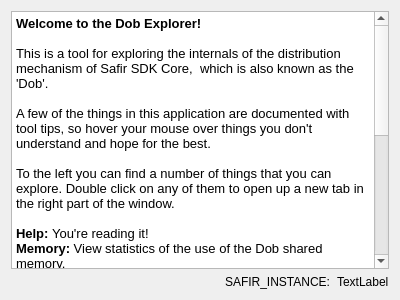
Before: the Qt Designer form src/dose/dose_dobexplorer.ss/src/About.ui in SafirSDK/safir-sdk-core, drawn with Qt 5.
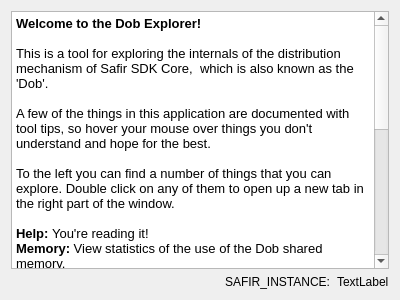
After: the same form once the commit is applied.

Commit message: Added registration tab to Dobexplorer. Added reflection-api for reading parameter-mapped properties.

```diff
--- a/src/dose/dose_dobexplorer.ss/src/About.ui
+++ b/src/dose/dose_dobexplorer.ss/src/About.ui
@@ -23,7 +23,7 @@
       <string>&lt;!DOCTYPE HTML PUBLIC &quot;-//W3C//DTD HTML 4.0//EN&quot; &quot;http://www.w3.org/TR/REC-html40/strict.dtd&quot;&gt;
 &lt;html&gt;&lt;head&gt;&lt;meta name=&quot;qrichtext&quot; content=&quot;1&quot; /&gt;&lt;style type=&quot;text/css&quot;&gt;
 p, li { white-space: pre-wrap; }
-&lt;/style&gt;&lt;/head&gt;&lt;body style=&quot; font-family:'Cantarell'; font-size:9pt; font-weight:400; font-style:normal;&quot;&gt;
+&lt;/style&gt;&lt;/head&gt;&lt;body style=&quot; font-family:'Ubuntu'; font-size:11pt; font-weight:400; font-style:normal;&quot;&gt;
 &lt;p style=&quot; margin-top:0px; margin-bottom:0px; margin-left:0px; margin-right:0px; -qt-block-indent:0; text-indent:0px;&quot;&gt;&lt;span style=&quot; font-family:'Sans'; font-size:10pt; font-weight:600;&quot;&gt;Welcome to the Dob Explorer!&lt;/span&gt;&lt;/p&gt;
 &lt;p style=&quot;-qt-paragraph-type:empty; margin-top:0px; margin-bottom:0px; margin-left:0px; margin-right:0px; -qt-block-indent:0; text-indent:0px; font-family:'Sans'; font-size:10pt; font-weight:600;&quot;&gt;&lt;br /&gt;&lt;/p&gt;
 &lt;p style=&quot; margin-top:0px; margin-bottom:0px; margin-left:0px; margin-right:0px; -qt-block-indent:0; text-indent:0px;&quot;&gt;&lt;span style=&quot; font-family:'Sans'; font-size:10pt;&quot;&gt;This is a tool for exploring the internals of the distribution mechanism of Safir SDK Core,  which is also known as the 'Dob'.&lt;/span&gt;&lt;/p&gt;
@@ -34,6 +34,7 @@
 &lt;p style=&quot;-qt-paragraph-type:empty; margin-top:0px; margin-bottom:0px; margin-left:0px; margin-right:0px; -qt-block-indent:0; text-indent:0px; font-family:'Sans'; font-size:10pt;&quot;&gt;&lt;br /&gt;&lt;/p&gt;
 &lt;p style=&quot; margin-top:0px; margin-bottom:0px; margin-left:0px; margin-right:0px; -qt-block-indent:0; text-indent:0px;&quot;&gt;&lt;span style=&quot; font-family:'Sans'; font-size:10pt; font-weight:600;&quot;&gt;Help: &lt;/span&gt;&lt;span style=&quot; font-family:'Sans'; font-size:10pt;&quot;&gt;You're reading it!&lt;/span&gt;&lt;/p&gt;
 &lt;p style=&quot; margin-top:0px; margin-bottom:0px; margin-left:0px; margin-right:0px; -qt-block-indent:0; text-indent:0px;&quot;&gt;&lt;span style=&quot; font-family:'Sans'; font-size:10pt; font-weight:600;&quot;&gt;Memory: &lt;/span&gt;&lt;span style=&quot; font-family:'Sans'; font-size:10pt;&quot;&gt;View statistics of the use of the Dob shared memory.&lt;/span&gt;&lt;/p&gt;
+&lt;p style=&quot; margin-top:0px; margin-bottom:0px; margin-left:0px; margin-right:0px; -qt-block-indent:0; text-indent:0px;&quot;&gt;&lt;span style=&quot; font-family:'Sans'; font-size:10pt; font-weight:600;&quot;&gt;Registrations:&lt;/span&gt;&lt;span style=&quot; font-family:'Sans'; font-size:10pt;&quot;&gt; View information about all registrations of entities and services.&lt;/span&gt;&lt;/p&gt;
 &lt;p style=&quot; margin-top:0px; margin-bottom:0px; margin-left:0px; margin-right:0px; -qt-block-indent:0; text-indent:0px;&quot;&gt;&lt;span style=&quot; font-family:'Sans'; font-size:10pt; font-weight:600;&quot;&gt;Connections: &lt;/span&gt;&lt;span style=&quot; font-family:'Sans'; font-size:10pt;&quot;&gt;View information about message and request queues for each local connection on the node. All connections will appear under this item if you expand it (i.e. double click on 'Connections').&lt;/span&gt;&lt;/p&gt;
 &lt;p style=&quot; margin-top:0px; margin-bottom:0px; margin-left:0px; margin-right:0px; -qt-block-indent:0; text-indent:0px;&quot;&gt;&lt;span style=&quot; font-family:'Sans'; font-size:10pt; font-weight:600;&quot;&gt;Entities: &lt;/span&gt;&lt;span style=&quot; font-family:'Sans'; font-size:10pt;&quot;&gt;View internal low level information about the actual entity states that exist in the shared memory on this node. This will display a lot of details and technical information that is not normally visible to applications, and is quite useful when debugging the Dob.&lt;/span&gt;&lt;/p&gt;
 &lt;p style=&quot; margin-top:0px; margin-bottom:0px; margin-left:0px; margin-right:0px; -qt-block-indent:0; text-indent:0px;&quot;&gt;&lt;span style=&quot; font-family:'Sans'; font-size:10pt; font-weight:600;&quot;&gt;Entity Statistics: &lt;/span&gt;&lt;span style=&quot; font-family:'Sans'; font-size:10pt;&quot;&gt;Show an overview of the internal low level information for all entity types. The columns can be sorted which makes it easy to identify entity types that exhibit abnormal behaviour. Further details can then be viewed using the Entities tab.&lt;/span&gt;&lt;/p&gt;
```
The commit also changes 26 other files.
